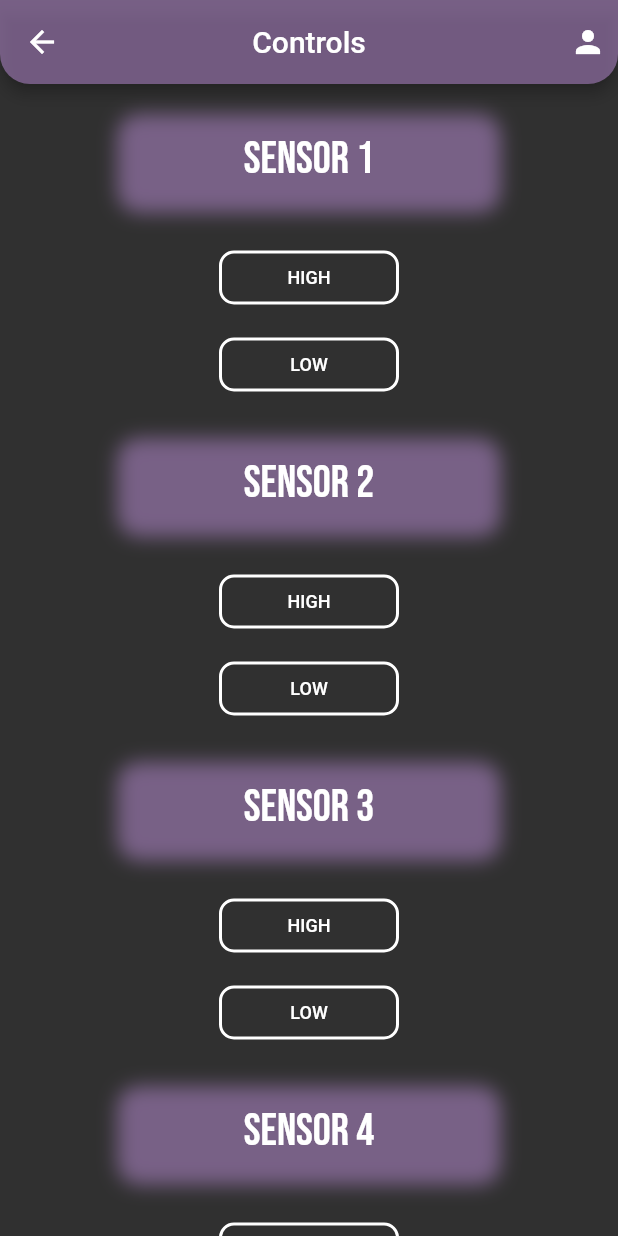
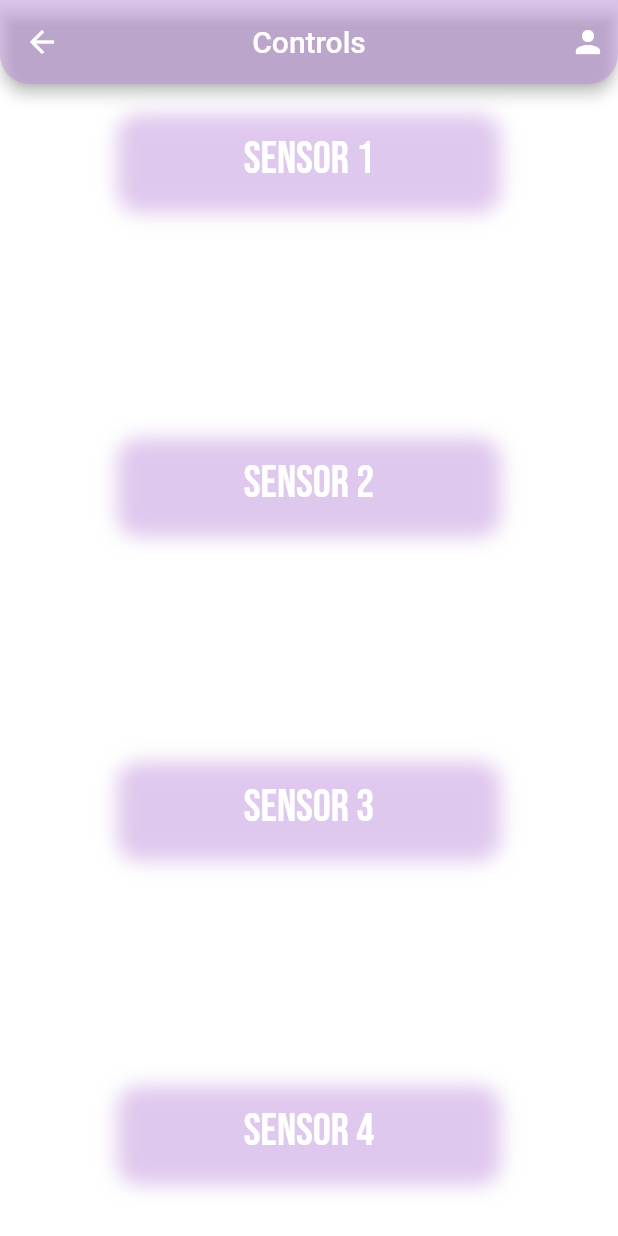
Before and after one commit to Project-Kudukbam/DAD-prject, a Flutter app: the screen it shows after launch, item 2 of the bottom bar chosen, after a tap on the "navigation" icon, on a phone screen of 412 x 824 dp. Run offline on Flutter 3.47's test engine with Material 2 defaults, Android fonts, the phone set to English and light mode, and no system bars; our stand-ins replace google_fonts, lottie; network calls fail.

Commit message:
colour change

```diff
--- a/lib/controls.dart
+++ b/lib/controls.dart
@@ -39,6 +39,7 @@ class _controlPageState extends State<controlPage> {
   @override
   Widget build(BuildContext context) {
     return Scaffold(
+      backgroundColor: Colors.transparent,
       appBar: AppBar(
         title: Text("Controls"),
         centerTitle: true,
--- a/lib/customization.dart
+++ b/lib/customization.dart
@@ -18,7 +18,7 @@ class _CustomState extends State<Custom> {
   @override
   Widget build(BuildContext context) {
     return Scaffold(
-      backgroundColor: Colors.grey[900],
+      backgroundColor: Colors.transparent,
 
       //appbar
       appBar: AppBar(
--- a/lib/home.dart
+++ b/lib/home.dart
@@ -15,7 +15,12 @@ class Home extends StatefulWidget {
 class _HomeState extends State<Home> {
   @override
   Widget build(BuildContext context) {
-    return Scaffold(
+    return MaterialApp(
+      theme: ThemeData(brightness: Brightness.dark),
+      debugShowCheckedModeBanner: false,
+      home: Scaffold(
+        backgroundColor: Colors.transparent,
+
         appBar: AppBar(
           elevation: 0,
           title: const Text(""),
@@ -34,6 +39,7 @@ class _HomeState extends State<Home> {
 
         //botom nav bar
         bottomNavigationBar: BottomNavigationBar(
+          backgroundColor: Colors.transparent,
           type: BottomNavigationBarType.fixed,
           items: [
             BottomNavigationBarItem(
@@ -173,6 +179,7 @@ class _HomeState extends State<Home> {
             ),
           ],
         ),
+      ),
     );
   }
 }
```
Lines whose indentation alone changed are shown as unchanged.
